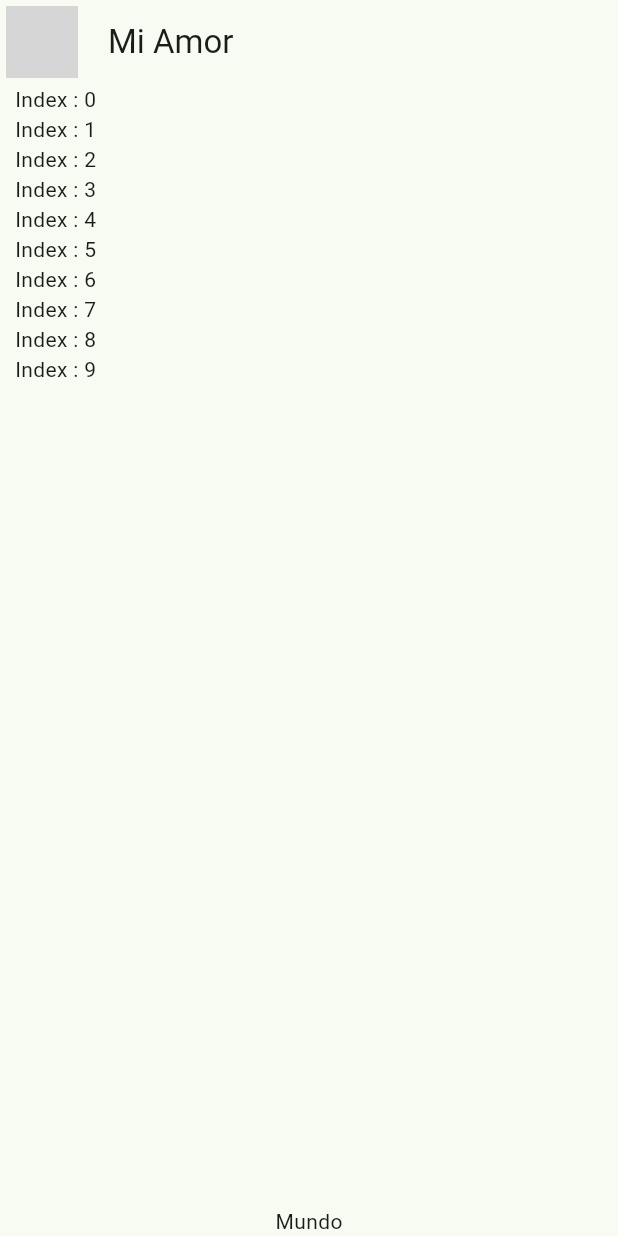
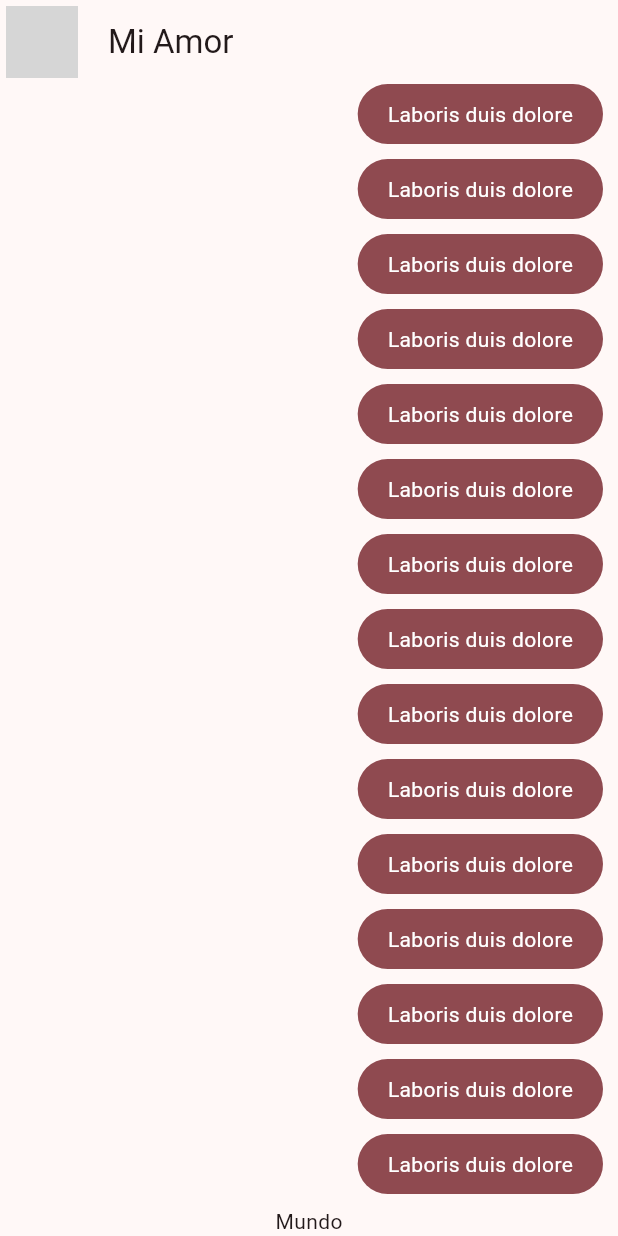
Before and after one commit to ArturoEddin/Flutterjunio, a Flutter app: the screen it shows after launch, on a phone screen of 412 x 824 dp. Run offline on Flutter 3.47's test engine with Material 3 defaults, Android fonts, the light colour scheme and no system bars; network calls fail; grey boxes are pictures that could not be loaded.

Commit message:
14 de noviembre en la mañana

```diff
--- a/lib/config/chat/chat_screen.dart
+++ b/lib/config/presentacion/screens/chat/chat_screen.dart
@@ -1,4 +1,5 @@
 import 'package:flutter/material.dart';
+import 'package:yes_no_app2/config/presentacion/widgets/chat/my_message_bubble.dart';
 
 class ChatScreen extends StatelessWidget {
   const ChatScreen({super.key});
@@ -11,7 +12,7 @@ class ChatScreen extends StatelessWidget {
           padding: EdgeInsets.all(4.0),
           child: CircleAvatar(
             backgroundImage: NetworkImage(
-                "https://encrypted-tbn0.gstatic.com/images?q=tbn:ANd9GcQjypL5Grh9ajEpX7YIvLrI_M6nWt_Z76h7Ww&s"),
+                "https://imgmedia.larepublica.pe/640x371/larepublica/migration/images/U53P23IRBJFSDJRX4AMTDQDVQM.webp"),
           ),
         ),
         title: const Text("Mi Amor  "),
@@ -31,9 +32,9 @@ class _ChatView extends StatelessWidget {
         child: Column(
           children: [
             Expanded(child: ListView.builder(
-              itemCount: 10,
+              itemCount: 100,
               itemBuilder: (context, index) {
-                return Text("Index : $index");
+                return const MyMessageBubble();
               },
             )),
             const Text("Mundo")
--- /dev/null
+++ b/lib/config/presentacion/widgets/chat/my_message_bubble.dart
@@ -0,0 +1,26 @@
+import 'package:flutter/material.dart';
+
+class MyMessageBubble extends StatelessWidget {
+  const MyMessageBubble({super.key});
+
+  @override
+  Widget build(BuildContext context) {
+    final colors = Theme.of(context).colorScheme;
+    return Column(
+      crossAxisAlignment: CrossAxisAlignment.end,
+      children: [
+        Container(
+            decoration: BoxDecoration(
+                color: colors.primary, borderRadius: BorderRadius.circular(20)),
+            child: const Padding(
+              padding: EdgeInsets.symmetric(horizontal: 20, vertical: 10),
+              child: Text(
+                "Laboris duis dolore",
+                style: TextStyle(color: Colors.white),
+              ),
+            )),
+        const SizedBox(height: 10)
+      ],
+    );
+  }
+}
--- a/lib/config/theme/app_theme.dart
+++ b/lib/config/theme/app_theme.dart
@@ -15,7 +15,7 @@ const List<Color> _themeColor = [
 class AppTheme {
   final int selectColor;
 
-  AppTheme({ this.selectColor=0}):assert(selectColor >=0 && selectColor <= _themeColor.length -1,"Colors must be between 0 and ${_themeColor.length}");
+  AppTheme({ this.selectColor=1}):assert(selectColor >=0 && selectColor <= _themeColor.length -1,"Colors must be between 0 and ${_themeColor.length}");
 
 
 
--- a/lib/main.dart
+++ b/lib/main.dart
@@ -1,5 +1,5 @@
 import 'package:flutter/material.dart';
-import 'package:yes_no_app2/config/chat/chat_screen.dart';
+import 'package:yes_no_app2/config/presentacion/screens/chat/chat_screen.dart';
 import 'package:yes_no_app2/config/theme/app_theme.dart';
 
 void main() => runApp(const MyApp());
@@ -12,7 +12,7 @@ class MyApp extends StatelessWidget {
     return MaterialApp(
       debugShowCheckedModeBanner: false,
       title: 'Yes No App',
-      theme:AppTheme(selectColor: 3).theme(),
+      theme:AppTheme(selectColor: 0).theme(),
       home: const ChatScreen()
     );
   }
```
